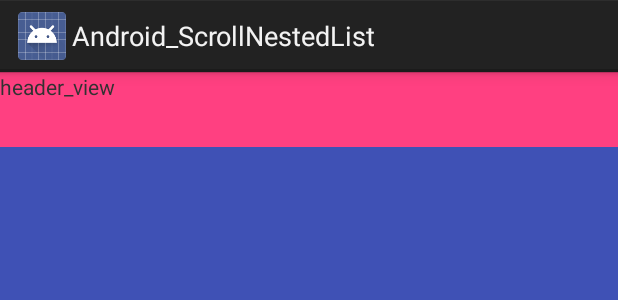
After one commit to lizhen0211/Android_ScrollNestedList, an Android app: the layout activity_hide_header.xml on its own in the app's theme, with its tools: preview values and no code run, on a phone screen of 412 x 824 dp. The commit adds this screen. Shown: the top 300 px of the screen. Run offline under Robolectric (Android 15) with nearby library versions, the phone set to English and light mode, and no system bars.

Commit message:
SimpleNestedScroll

```diff
--- a/app/src/main/AndroidManifest.xml
+++ b/app/src/main/AndroidManifest.xml
@@ -20,7 +20,8 @@
         <activity android:name=".NestedScrollInsideScroll" />
         <activity android:name=".ListViewActivity" />
         <activity android:name=".NestedScrollViewAndRecycleview" />
-        <activity android:name=".SimpleNestedScrollParentActivity"></activity>
+        <activity android:name=".SimpleNestedScrollParentActivity" />
+        <activity android:name=".HideHeaderActivity"></activity>
     </application>
 
 </manifest>
--- /dev/null
+++ b/app/src/main/java/com/lz/example/android_scrollnestedlist/HideHeaderNestedParent.java
@@ -0,0 +1,74 @@
+package com.lz.example.android_scrollnestedlist;
+
+import android.content.Context;
+import android.support.v4.view.NestedScrollingParent;
+import android.support.v4.view.ViewCompat;
+import android.util.AttributeSet;
+import android.view.View;
+import android.widget.RelativeLayout;
+
+public class HideHeaderNestedParent extends RelativeLayout implements NestedScrollingParent {
+
+    private View headerView;
+
+    private int mHeaderHeight;
+
+    public HideHeaderNestedParent(Context context) {
+        super(context);
+        init();
+    }
+
+    public HideHeaderNestedParent(Context context, AttributeSet attrs) {
+        super(context, attrs);
+        init();
+    }
+
+    public HideHeaderNestedParent(Context context, AttributeSet attrs, int defStyleAttr) {
+        super(context, attrs, defStyleAttr);
+        init();
+    }
+
+    private void init() {
+
+    }
+
+    @Override
+    protected void onFinishInflate() {
+        super.onFinishInflate();
+        headerView = findViewById(R.id.header_view);
+    }
+
+    @Override
+    public boolean onStartNestedScroll(View child, View target, int nestedScrollAxes) {
+        return (nestedScrollAxes & ViewCompat.SCROLL_AXIS_VERTICAL) != 0;
+    }
+
+    @Override
+    public void onNestedPreScroll(View target, int dx, int dy, int[] consumed) {
+        super.onNestedPreScroll(target, dx, dy, consumed);
+        boolean headerScrollUp = dy > 0 && getScrollY() < mHeaderHeight;
+        boolean headerScrollDown = dy < 0 && getScrollY() > 0 && !target.canScrollVertically(-1);
+        if (headerScrollUp || headerScrollDown) {
+            scrollBy(0, dy);
+            consumed[1] = dy;
+        }
+
+    }
+
+    @Override
+    protected void onSizeChanged(int w, int h, int oldw, int oldh) {
+        super.onSizeChanged(w, h, oldw, oldh);
+        mHeaderHeight = headerView.getMeasuredHeight();
+    }
+
+    @Override
+    public void scrollTo(int x, int y) {
+        if (y < 0) {
+            y = 0;
+        } else if (y > mHeaderHeight) {
+            y = mHeaderHeight;
+        }
+
+        super.scrollTo(x, y);
+    }
+}
--- a/app/src/main/java/com/lz/example/android_scrollnestedlist/MainActivity.java
+++ b/app/src/main/java/com/lz/example/android_scrollnestedlist/MainActivity.java
@@ -42,4 +42,9 @@ public class MainActivity extends Activity {
         Intent intent = new Intent(MainActivity.this, SimpleNestedScrollParentActivity.class);
         startActivity(intent);
     }
+
+    public void onHideHeader(View view) {
+        Intent intent = new Intent(MainActivity.this, HideHeaderActivity.class);
+        startActivity(intent);
+    }
 }
--- /dev/null
+++ b/app/src/main/res/layout/activity_hide_header.xml
@@ -0,0 +1,25 @@
+<?xml version="1.0" encoding="utf-8"?>
+
+<com.lz.example.android_scrollnestedlist.HideHeaderNestedParent xmlns:android="http://schemas.android.com/apk/res/android"
+    android:layout_width="match_parent"
+    android:layout_height="match_parent"
+
+    android:background="@color/colorPrimary">
+
+    <TextView
+        android:id="@+id/header_view"
+        android:layout_width="match_parent"
+        android:layout_height="50dp"
+        android:layout_centerHorizontal="true"
+        android:background="@color/colorAccent"
+        android:text="header_view" />
+
+    <android.support.v7.widget.RecyclerView
+        android:id="@+id/recycle_view"
+        android:layout_width="match_parent"
+        android:layout_height="wrap_content"
+        android:layout_below="@id/header_view"
+        android:background="@android:color/white">
+
+    </android.support.v7.widget.RecyclerView>
+</com.lz.example.android_scrollnestedlist.HideHeaderNestedParent>
```
Also changed, not shown: app/src/main/java/com/lz/example/android_scrollnestedlist/HideHeaderActivity.java (added, +37 -0 lines), app/src/main/res/layout/activity_main.xml (+16 -6 lines).
